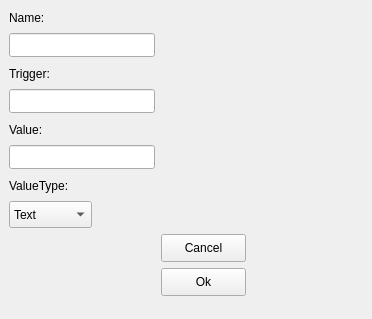
Old version of the form plugins/Commands/Keyboard/addbuttondlg.ui in the repository KDE/simon.
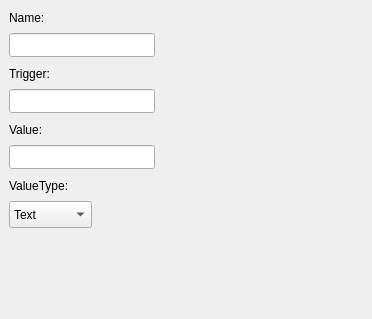
New version of the form. Custom widgets are drawn as their Qt base class.

Commit message: Bugfix in the addButton funktion of the kb Plugin

```diff
--- a/plugins/Commands/Keyboard/addbuttondlg.ui
+++ b/plugins/Commands/Keyboard/addbuttondlg.ui
@@ -63,32 +63,6 @@
     </property>
    </item>
   </widget>
-  <widget class="KPushButton" name="pbCancel">
-   <property name="geometry">
-    <rect>
-     <x>161</x>
-     <y>234</y>
-     <width>85</width>
-     <height>28</height>
-    </rect>
-   </property>
-   <property name="text">
-    <string>Cancel</string>
-   </property>
-  </widget>
-  <widget class="KPushButton" name="pbOk">
-   <property name="geometry">
-    <rect>
-     <x>161</x>
-     <y>268</y>
-     <width>85</width>
-     <height>28</height>
-    </rect>
-   </property>
-   <property name="text">
-    <string>Ok</string>
-   </property>
-  </widget>
   <widget class="QLabel" name="label">
    <property name="geometry">
     <rect>
@@ -142,13 +116,6 @@
    </property>
   </widget>
  </widget>
- <customwidgets>
-  <customwidget>
-   <class>KPushButton</class>
-   <extends>QPushButton</extends>
-   <header>kpushbutton.h</header>
-  </customwidget>
- </customwidgets>
  <resources/>
  <connections/>
 </ui>
```
The commit also changes 2 other files.
